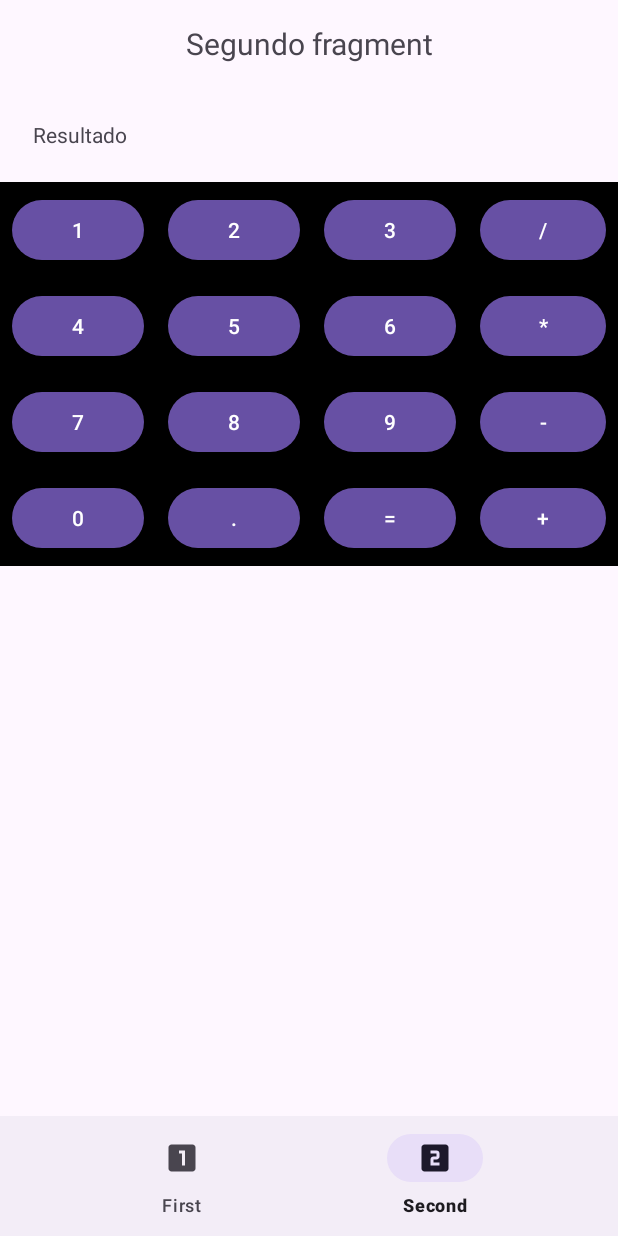
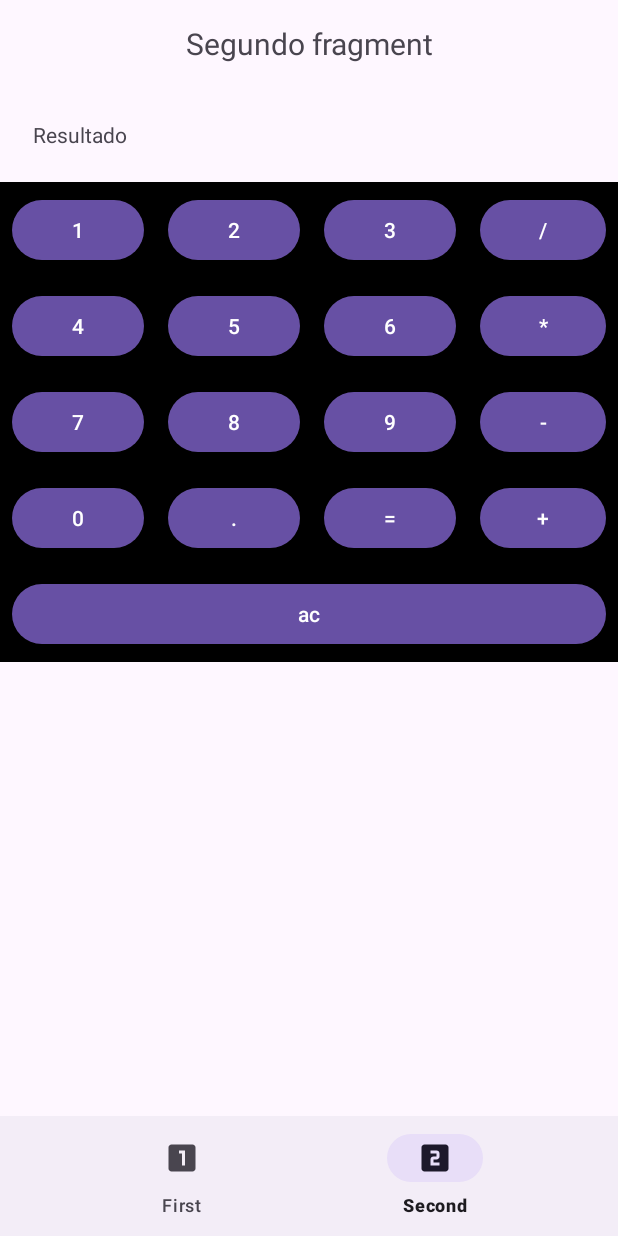
Before and after one commit to JoseJimenezGonzalez/nav-fragments, an Android app: the SecondFragment screen opened through its navigation route, on a phone screen of 412 x 824 dp. Run offline under Robolectric (Android 15) with nearby library versions, the phone set to English and light mode, and no system bars; our stand-ins replace navigation-ui.

Commit message:
commit ac

```diff
--- a/app/src/main/res/layout/fragment_second.xml
+++ b/app/src/main/res/layout/fragment_second.xml
@@ -152,6 +152,12 @@
                     android:text="+">
                 </Button>
             </LinearLayout>
+            <Button
+                android:layout_width="match_parent"
+                android:layout_height="wrap_content"
+                android:layout_margin="8dp"
+                android:text="ac">
+            </Button>
 
 
         </LinearLayout>
```
